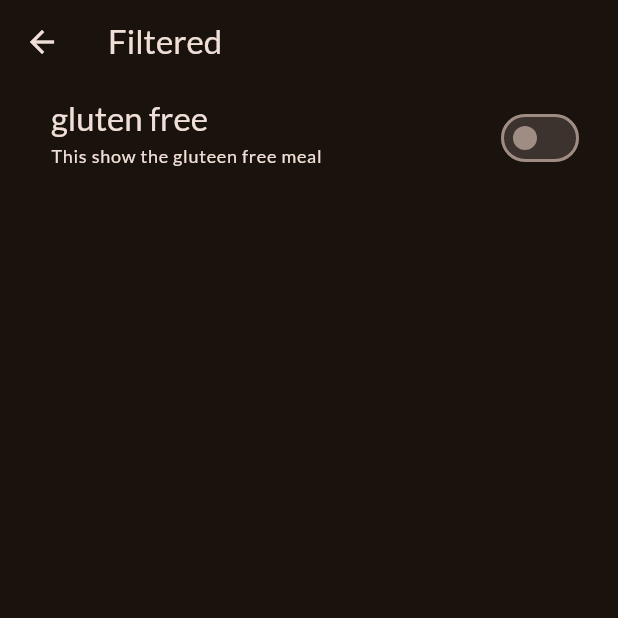
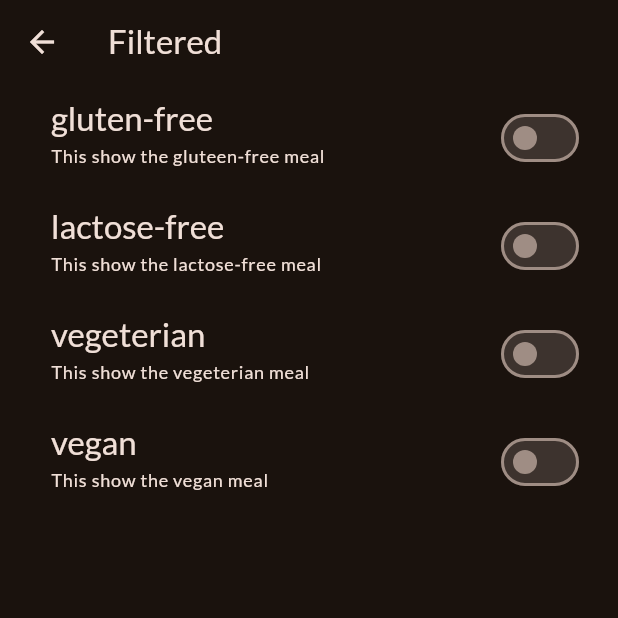
Before and after one commit to HachemiIbrahim/meal_app, a Flutter app: the FilteredScreen screen opened directly, on a phone screen of 412 x 824 dp, the top half of it. Run offline on Flutter 3.47's test engine with Material 2 defaults, Android fonts, the light colour scheme and no system bars; our stand-ins replace google_fonts, transparent_image.

Commit message:
adding other filters

```diff
--- a/lib/screen/filtered_screen.dart
+++ b/lib/screen/filtered_screen.dart
@@ -11,6 +11,9 @@ class FilteredScreen extends StatefulWidget {
 
 class _FilteredScreenState extends State<FilteredScreen> {
   var _glutenFree = false;
+  var _lactoseFree = false;
+  var _vegeterian = false;
+  var _vegan = false;
 
   @override
   Widget build(BuildContext context) {
@@ -28,14 +31,86 @@ class _FilteredScreenState extends State<FilteredScreen> {
               });
             },
             title: Text(
-              "gluten free",
+              "gluten-free",
               style: Theme.of(context)
                   .textTheme
                   .titleLarge!
                   .copyWith(color: Theme.of(context).colorScheme.onBackground),
             ),
             subtitle: Text(
-              "This show the gluteen free meal",
+              "This show the gluteen-free meal",
+              style: Theme.of(context)
+                  .textTheme
+                  .labelMedium!
+                  .copyWith(color: Theme.of(context).colorScheme.onBackground),
+            ),
+            activeColor: Theme.of(context).colorScheme.tertiary,
+            contentPadding: const EdgeInsets.only(left: 34, right: 22),
+          ),
+          SwitchListTile(
+            value: _lactoseFree,
+            onChanged: (isChecked) {
+              setState(() {
+                _lactoseFree = isChecked;
+              });
+            },
+            title: Text(
+              "lactose-free",
+              style: Theme.of(context)
+                  .textTheme
+                  .titleLarge!
+                  .copyWith(color: Theme.of(context).colorScheme.onBackground),
+            ),
+            subtitle: Text(
+              "This show the lactose-free meal",
+              style: Theme.of(context)
+                  .textTheme
+                  .labelMedium!
+                  .copyWith(color: Theme.of(context).colorScheme.onBackground),
+            ),
+            activeColor: Theme.of(context).colorScheme.tertiary,
+            contentPadding: const EdgeInsets.only(left: 34, right: 22),
+          ),
+          SwitchListTile(
+            value: _vegeterian,
+            onChanged: (isChecked) {
+              setState(() {
+                _vegeterian = isChecked;
+              });
+            },
+            title: Text(
+              "vegeterian",
+              style: Theme.of(context)
+                  .textTheme
+                  .titleLarge!
+                  .copyWith(color: Theme.of(context).colorScheme.onBackground),
+            ),
+            subtitle: Text(
+              "This show the vegeterian meal",
+              style: Theme.of(context)
+                  .textTheme
+                  .labelMedium!
+                  .copyWith(color: Theme.of(context).colorScheme.onBackground),
+            ),
+            activeColor: Theme.of(context).colorScheme.tertiary,
+            contentPadding: const EdgeInsets.only(left: 34, right: 22),
+          ),
+          SwitchListTile(
+            value: _vegan,
+            onChanged: (isChecked) {
+              setState(() {
+                _vegan = isChecked;
+              });
+            },
+            title: Text(
+              "vegan",
+              style: Theme.of(context)
+                  .textTheme
+                  .titleLarge!
+                  .copyWith(color: Theme.of(context).colorScheme.onBackground),
+            ),
+            subtitle: Text(
+              "This show the vegan meal",
               style: Theme.of(context)
                   .textTheme
                   .labelMedium!
```
